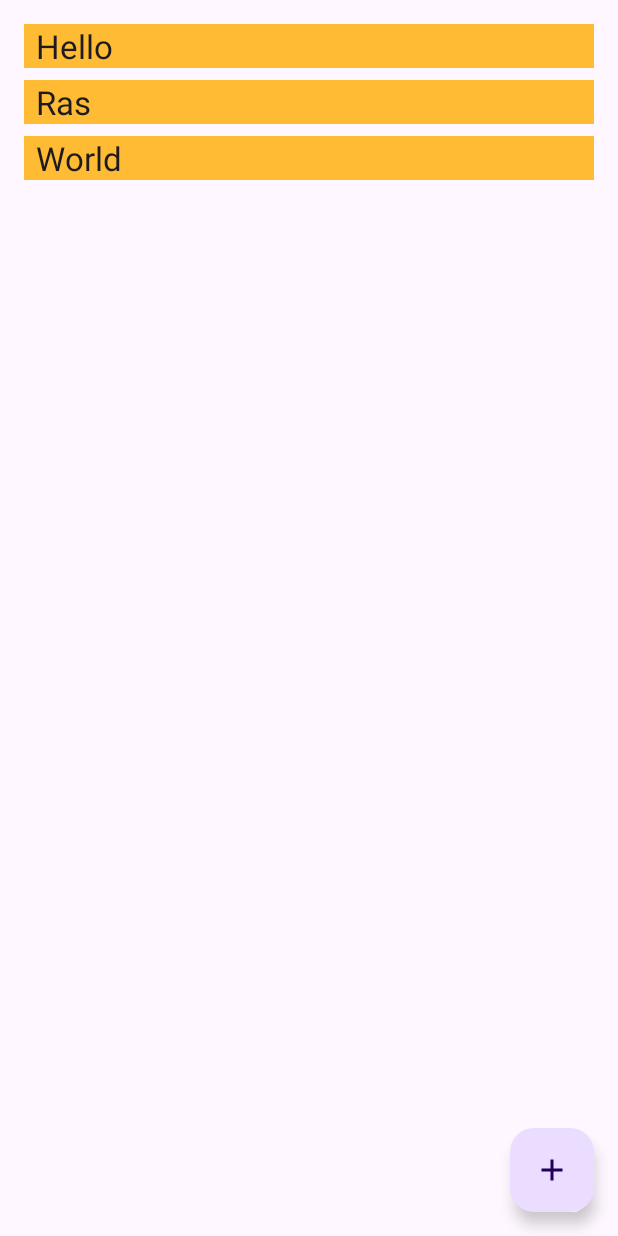
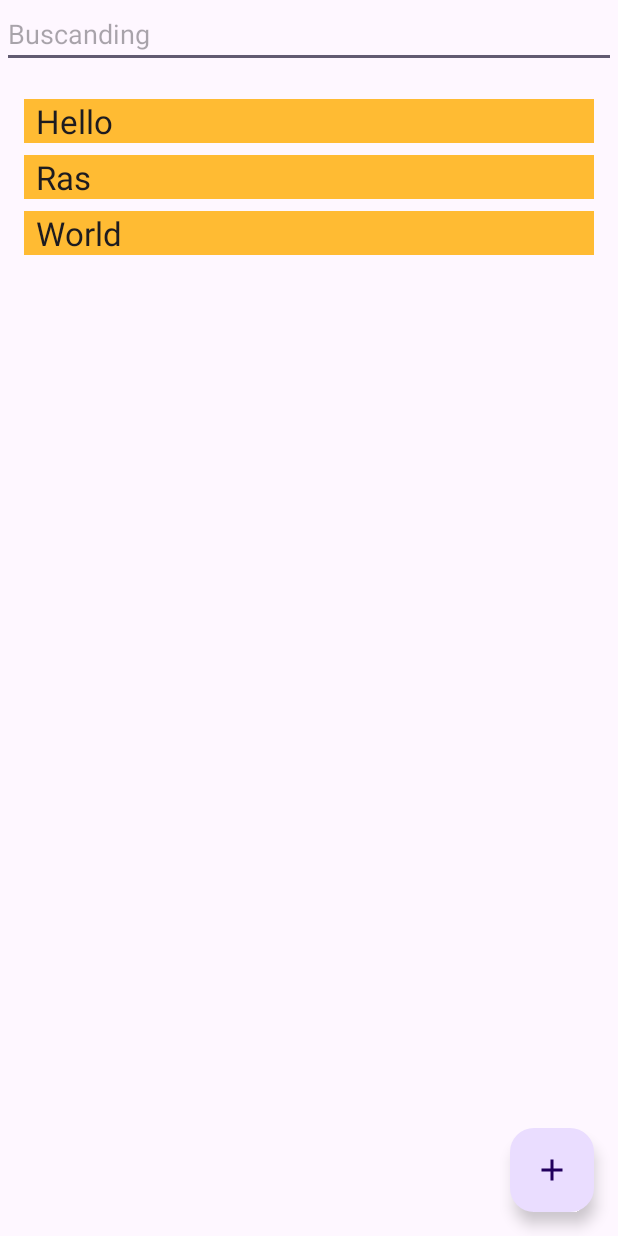
Before and after one commit to JavaTec2016/Ex_P4_BanuelosDeLaTorreSantiagoDominik, an Android app: the screen it shows after launch (MainActivity), on a phone screen of 412 x 824 dp. Run offline under Robolectric (Android 15) with nearby library versions, the phone set to English and light mode, and no system bars; our stand-ins replace Room's generated code.

```diff
--- a/app/src/main/java/com/example/ex_p4_banuelosdelatorresantiagodominik/MainActivity.java
+++ b/app/src/main/java/com/example/ex_p4_banuelosdelatorresantiagodominik/MainActivity.java
@@ -2,6 +2,10 @@ package com.example.ex_p4_banuelosdelatorresantiagodominik;
 
 import android.content.Intent;
 import android.os.Bundle;
+import android.text.Editable;
+import android.text.TextWatcher;
+import android.util.Log;
+import android.widget.EditText;
 import android.widget.Toast;
 
 import androidx.activity.EdgeToEdge;
@@ -9,15 +13,21 @@ import androidx.appcompat.app.AppCompatActivity;
 import androidx.core.graphics.Insets;
 import androidx.core.view.ViewCompat;
 import androidx.core.view.WindowInsetsCompat;
+import androidx.lifecycle.LiveData;
 import androidx.lifecycle.ViewModelProvider;
 import androidx.recyclerview.widget.LinearLayoutManager;
+import androidx.recyclerview.widget.ListAdapter;
 import androidx.recyclerview.widget.RecyclerView;
 
 import com.google.android.material.floatingactionbutton.FloatingActionButton;
 
+import java.util.List;
+
 public class MainActivity extends AppCompatActivity {
     private WordViewModel mWordViewModel;
     public static final int NEW_WORD_ACTIVITY_REQUEST_CODE = 1;
+
+    public EditText cajaBuscale;
     @Override
     protected void onCreate(Bundle savedInstanceState) {
         super.onCreate(savedInstanceState);
@@ -47,6 +57,38 @@ public class MainActivity extends AppCompatActivity {
             Intent intent = new Intent(MainActivity.this, NewWordActivity.class);
             startActivityForResult(intent, NEW_WORD_ACTIVITY_REQUEST_CODE);
         });
+
+        cajaBuscale = findViewById(R.id.txtBusqueda);
+
+        autoBusqueda(adapter);
+    }
+    public void autoBusqueda(ListAdapter<Word, WordViewHolder> adapter){
+        MainActivity hook = this;
+        cajaBuscale.addTextChangedListener(new TextWatcher() {
+
+            @Override
+            public void beforeTextChanged(CharSequence s, int start, int count, int after) {
+
+            }
+
+            @Override
+            public void onTextChanged(CharSequence s, int start, int before, int count) {
+            }
+
+            @Override
+            public void afterTextChanged(Editable s) {
+                String busq = cajaBuscale.getText().toString();
+                LiveData<List<Word>> mods = mWordViewModel.lookForWord(busq);
+                //List<Word> mods = mWordViewModel.lookForWord(busq).getValue();
+                mods.observe(hook, words -> {
+                    Log.i("AYUDA", ""+words.size());
+                    adapter.submitList(words);
+                });
+
+                //Log.i("AYUDA", ""+mods.size());
+
+            }
+        });
     }
     public void onActivityResult(int requestCode, int resultCode, Intent data) {
         super.onActivityResult(requestCode, resultCode, data);
--- a/app/src/main/java/com/example/ex_p4_banuelosdelatorresantiagodominik/WordDao.java
+++ b/app/src/main/java/com/example/ex_p4_banuelosdelatorresantiagodominik/WordDao.java
@@ -21,4 +21,7 @@ public interface WordDao {
 
     @Query("SELECT * FROM word_table ORDER BY word ASC")
     LiveData<List<Word>> getAlphabetizedWords();
+
+    @Query("SELECT * FROM word_table WHERE word LIKE :like || '%'")
+    LiveData<List<Word>> getCoincidingWords(String like);
 }
--- a/app/src/main/java/com/example/ex_p4_banuelosdelatorresantiagodominik/WordRepository.java
+++ b/app/src/main/java/com/example/ex_p4_banuelosdelatorresantiagodominik/WordRepository.java
@@ -34,4 +34,7 @@ class WordRepository {
             mWordDao.insert(word);
         });
     }
+    LiveData<List<Word>> lookForWord(String like){
+        return mWordDao.getCoincidingWords(like);
+    }
 }
--- a/app/src/main/java/com/example/ex_p4_banuelosdelatorresantiagodominik/WordViewModel.java
+++ b/app/src/main/java/com/example/ex_p4_banuelosdelatorresantiagodominik/WordViewModel.java
@@ -22,4 +22,8 @@ public class WordViewModel extends AndroidViewModel {
     LiveData<List<Word>> getAllWords() { return mAllWords; }
 
     public void insert(Word word) { mRepository.insert(word); }
+    public LiveData<List<Word>> lookForWord(String like){;
+
+        return mRepository.lookForWord(like);
+    }
 }
--- a/app/src/main/res/layout/activity_main.xml
+++ b/app/src/main/res/layout/activity_main.xml
@@ -8,16 +8,30 @@
     android:layout_height="match_parent"
     tools:context=".MainActivity">
 
+    <EditText
+        android:id="@+id/txtBusqueda"
+        android:layout_width="0dp"
+        android:layout_height="wrap_content"
+        android:layout_marginStart="1dp"
+        android:layout_marginEnd="1dp"
+        android:ems="10"
+        android:hint="Buscanding"
+        android:inputType="text"
+        app:layout_constraintEnd_toEndOf="parent"
+        app:layout_constraintStart_toStartOf="parent"
+        app:layout_constraintTop_toTopOf="parent" />
+
     <androidx.recyclerview.widget.RecyclerView
         android:id="@+id/recyclerview"
         android:layout_width="0dp"
         android:layout_height="0dp"
-        tools:listitem="@layout/recyclerview_item"
+        android:layout_marginTop="50dp"
         android:padding="@dimen/big_padding"
         app:layout_constraintBottom_toBottomOf="parent"
         app:layout_constraintLeft_toLeftOf="parent"
         app:layout_constraintRight_toRightOf="parent"
-        app:layout_constraintTop_toTopOf="parent" />
+        app:layout_constraintTop_toTopOf="parent"
+        tools:listitem="@layout/recyclerview_item" />
 
     <com.google.android.material.floatingactionbutton.FloatingActionButton
         android:id="@+id/fab"
```
